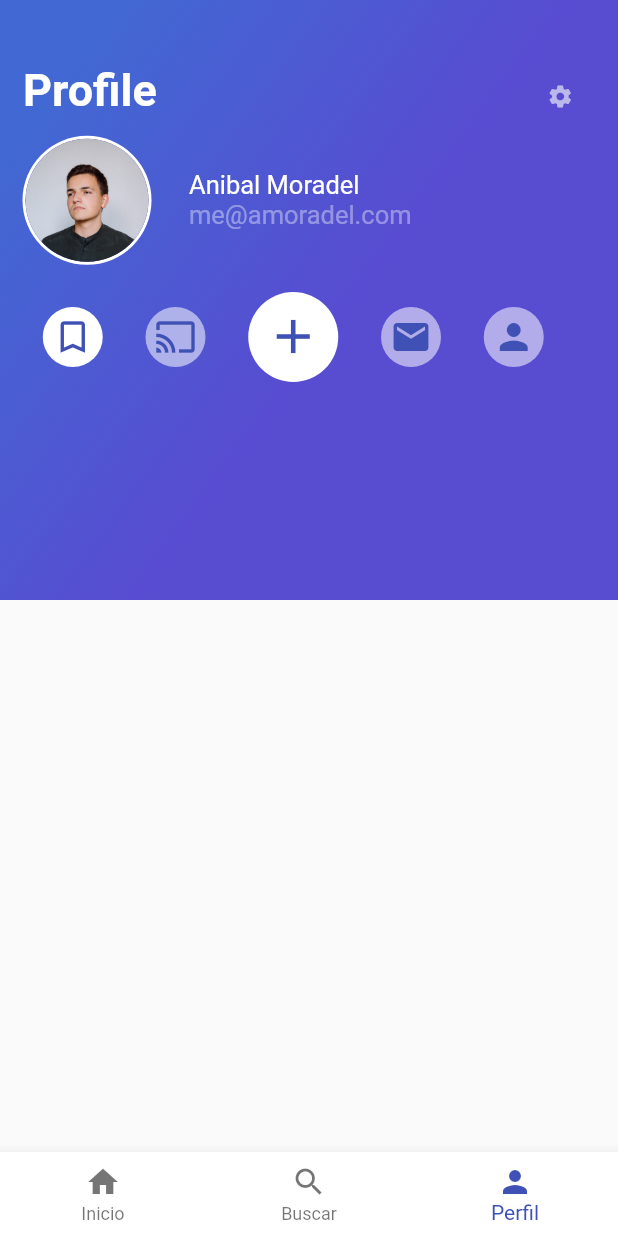
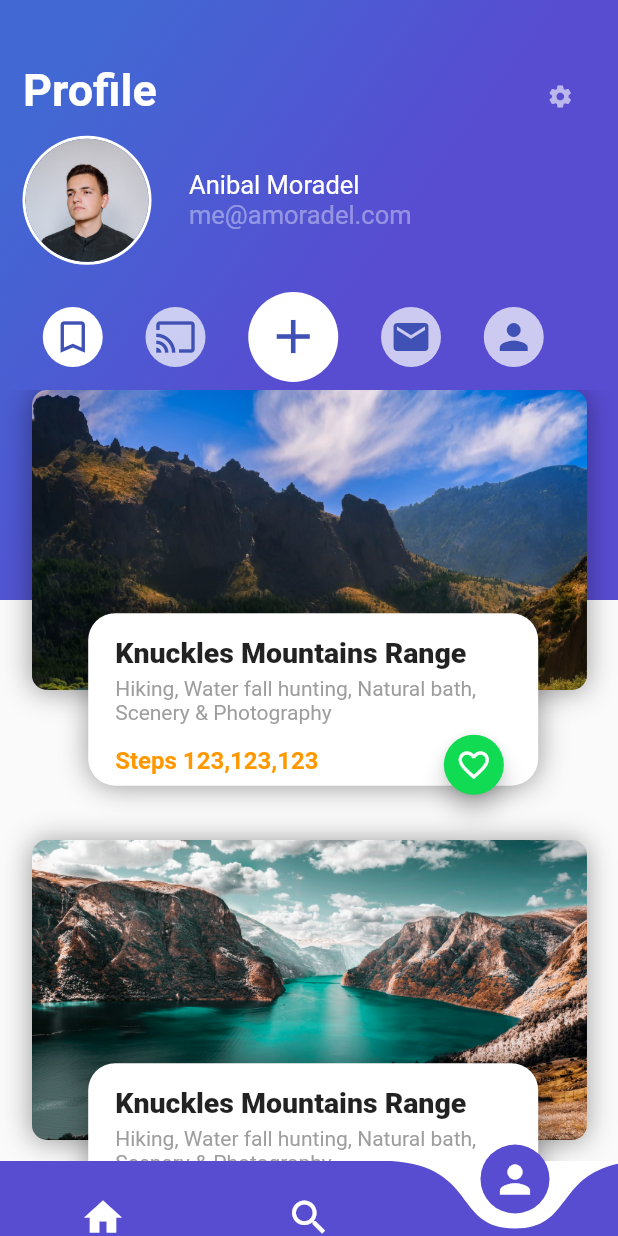
Before and after one commit to amoradel/platzi_trips_app, a Flutter app: the screen it shows after launch, item 3 of the bottom bar chosen, on a phone screen of 412 x 824 dp. Run offline on Flutter 3.47's test engine with Material 2 defaults, Android fonts, the phone set to English and light mode, and no system bars; drawn by our look-alikes of curved_navigation_bar; Roboto replaces fonts that are missing (Lato-Regular).

Commit message:
Profile and CurvedNavigationBar

```diff
--- a/lib/platzi_trips.dart
+++ b/lib/platzi_trips.dart
@@ -1,3 +1,4 @@
+import 'package:curved_navigation_bar/curved_navigation_bar.dart';
 import 'package:flutter/material.dart';
 import 'package:platzi_trips_app/home_trips/home_trips.dart';
 import 'package:platzi_trips_app/profile_trips/profile_trips.dart';
@@ -24,30 +25,58 @@ class _PlatziTripsState extends State<PlatziTrips> {
 
   @override
   Widget build(BuildContext context) {
+    // return Scaffold(
+    //   body: widgetsChildren[indexTap],
+    //   bottomNavigationBar: Theme(
+    //     data: Theme.of(context)
+    //         .copyWith(canvasColor: Colors.white, primaryColor: Colors.purple),
+    //     child: BottomNavigationBar(
+    //       onTap: onTapTapped,
+    //       currentIndex: indexTap,
+    //       items: [
+    //         BottomNavigationBarItem(
+    //           icon: Icon(Icons.home),
+    //           title: Text("Inicio"),
+    //         ),
+    //         BottomNavigationBarItem(
+    //           icon: Icon(Icons.search),
+    //           title: Text("Buscar"),
+    //         ),
+    //         BottomNavigationBarItem(
+    //           icon: Icon(Icons.person),
+    //           title: Text("Perfil"),
+    //         ),
+    //       ],
+    //     ),
+    //   ),
+    // );
+
     return Scaffold(
+      bottomNavigationBar: CurvedNavigationBar(
+        height: 50.0,
+        color: Color(0xFF584CD1),
+        backgroundColor: Colors.white,
+        onTap: onTapTapped,
+        animationDuration: Duration(milliseconds: 500),
+        items: <Widget>[
+          Icon(
+            Icons.home,
+            size: 30,
+            color: Colors.white,
+          ),
+          Icon(
+            Icons.search,
+            size: 30,
+            color: Colors.white,
+          ),
+          Icon(
+            Icons.person,
+            size: 30,
+            color: Colors.white,
+          ),
+        ],
+      ),
       body: widgetsChildren[indexTap],
-      bottomNavigationBar: Theme(
-        data: Theme.of(context)
-            .copyWith(canvasColor: Colors.white, primaryColor: Colors.purple),
-        child: BottomNavigationBar(
-          onTap: onTapTapped,
-          currentIndex: indexTap,
-          items: [
-            BottomNavigationBarItem(
-              icon: Icon(Icons.home),
-              title: Text("Inicio"),
-            ),
-            BottomNavigationBarItem(
-              icon: Icon(Icons.search),
-              title: Text("Buscar"),
-            ),
-            BottomNavigationBarItem(
-              icon: Icon(Icons.person),
-              title: Text("Perfil"),
-            ),
-          ],
-        ),
-      ),
     );
   }
 }
--- /dev/null
+++ b/lib/profile_trips/profile_card_image.dart
@@ -0,0 +1,46 @@
+import 'package:flutter/material.dart';
+import 'package:platzi_trips_app/profile_trips/profile_card_info.dart';
+import 'package:platzi_trips_app/views/floating_action_button_green.dart';
+
+class ProfileCardImage extends StatelessWidget {
+  String pathImage = 'assets/img/landscape1.jpg';
+
+  ProfileCardImage(this.pathImage);
+
+  @override
+  Widget build(BuildContext context) {
+    final card = Container(
+      height: 200.0,
+      width: 370.0,
+      margin: EdgeInsets.only(left: 15.0, right: 15),
+      decoration: BoxDecoration(
+        image: DecorationImage(
+          fit: BoxFit.cover,
+          image: AssetImage(pathImage),
+        ),
+        borderRadius: BorderRadius.all(
+          Radius.circular(10),
+        ),
+        shape: BoxShape.rectangle,
+        boxShadow: <BoxShadow>[
+          BoxShadow(
+            color: Colors.black38,
+            blurRadius: 15.0,
+            offset: Offset(0.0, 0.7),
+          )
+        ],
+      ),
+    );
+
+    return Container(
+      margin: EdgeInsets.only(bottom: 100.0),
+      child: Stack(
+        alignment: Alignment(0.05, 2.5),
+        children: <Widget>[
+          card,
+          ProfileCardInfo(),
+        ],
+      ),
+    );
+  }
+}
--- /dev/null
+++ b/lib/profile_trips/profile_card_info.dart
@@ -0,0 +1,79 @@
+import 'package:flutter/material.dart';
+import 'package:platzi_trips_app/views/floating_action_button_green.dart';
+
+class ProfileCardInfo extends StatelessWidget {
+  @override
+  Widget build(BuildContext context) {
+    final title = Container(
+      margin: EdgeInsets.only(left: 18.0, top: 15.0),
+      child: Text(
+        'Knuckles Mountains Range',
+        style: TextStyle(
+          fontWeight: FontWeight.w900,
+          fontSize: 19.0,
+          fontFamily: "Lato-Regular",
+        ),
+      ),
+    );
+
+    final description = Container(
+      margin: EdgeInsets.only(left: 18.0, top: 5.0),
+      child: Text(
+        'Hiking, Water fall hunting, Natural bath, Scenery & Photography',
+        style: TextStyle(
+          fontSize: 14.0,
+          fontFamily: 'Lato-Regular',
+          color: Colors.grey,
+        ),
+      ),
+    );
+
+    final steps = Container(
+      margin: EdgeInsets.only(left: 18.0, top: 15.0),
+      child: Text(
+        'Steps 123,123,123',
+        style: TextStyle(
+          fontWeight: FontWeight.bold,
+          fontSize: 16.0,
+          fontFamily: 'Lato-Regular',
+          color: Colors.orange,
+        ),
+      ),
+    );
+
+    final cont = Container(
+        // margin: EdgeInsets.only(top: 0.0, right: 49.0),
+        height: 115.0,
+        width: 300.0,
+        decoration: BoxDecoration(
+          color: Colors.white,
+          borderRadius: BorderRadius.all(
+            Radius.circular(18),
+          ),
+          shape: BoxShape.rectangle,
+          boxShadow: <BoxShadow>[
+            BoxShadow(
+              color: Colors.black38,
+              blurRadius: 15.0,
+              offset: Offset(0.0, 0.7),
+            )
+          ],
+        ),
+        child: Column(
+          crossAxisAlignment: CrossAxisAlignment.start,
+          children: <Widget>[
+            title,
+            description,
+            steps,
+          ],
+        ));
+
+    return Stack(
+      alignment: Alignment(0.85, 1.3),
+      children: <Widget>[
+        cont,
+        FloatingActionButtonGreen(),
+      ],
+    );
+  }
+}
--- /dev/null
+++ b/lib/profile_trips/profile_card_list.dart
@@ -0,0 +1,23 @@
+import 'package:flutter/material.dart';
+import 'package:platzi_trips_app/profile_trips/profile_card_image.dart';
+
+class ProfileCardList extends StatelessWidget {
+  @override
+  Widget build(BuildContext context) {
+    return Container(
+      margin: EdgeInsets.only(top: 260.0),
+      child: ListView(
+        // padding: EdgeInsets.all(25.0),
+        scrollDirection: Axis.vertical,
+        children: <Widget>[
+          ProfileCardImage('assets/img/landscape1.jpg'),
+          ProfileCardImage('assets/img/landscape2.jpg'),
+          ProfileCardImage('assets/img/landscape3.jpg'),
+          ProfileCardImage('assets/img/landscape4.jpg'),
+          ProfileCardImage('assets/img/landscape5.jpg'),
+          ProfileCardImage('assets/img/landscape6.jpg')
+        ],
+      ),
+    );
+  }
+}
--- a/lib/profile_trips/profile_header_appbar.dart
+++ b/lib/profile_trips/profile_header_appbar.dart
@@ -31,7 +31,7 @@ class ProfileHeaderAppbar extends StatelessWidget {
         GradientBack('Profile', 400.0, [-0.905, -0.765]),
         settingsIcon,
         ProfileUserInfo(),
-        ProfileRowButtons()
+        ProfileRowButtons(),
       ],
     );
   }
--- a/lib/profile_trips/profile_row_buttons.dart
+++ b/lib/profile_trips/profile_row_buttons.dart
@@ -12,7 +12,7 @@ class ProfileRowButtons extends StatelessWidget {
         onTap: () {
           Scaffold.of(context).showSnackBar(
             SnackBar(
-              content: Text("Agregar"),
+              content: Text("Guardados"),
             ),
           );
         },
@@ -36,14 +36,14 @@ class ProfileRowButtons extends StatelessWidget {
         onTap: () {
           Scaffold.of(context).showSnackBar(
             SnackBar(
-              content: Text("Agregar"),
+              content: Text("Compartir"),
             ),
           );
         },
         child: Container(
           child: CircleAvatar(
             radius: 20,
-            backgroundColor: Colors.white54,
+            backgroundColor: Colors.white70,
             child: Icon(
               Icons.cast,
               color: Colors.indigo,
@@ -84,14 +84,14 @@ class ProfileRowButtons extends StatelessWidget {
         onTap: () {
           Scaffold.of(context).showSnackBar(
             SnackBar(
-              content: Text("Agregar"),
+              content: Text("Correo"),
             ),
           );
         },
         child: Container(
           child: CircleAvatar(
             radius: 20,
-            backgroundColor: Colors.white54,
+            backgroundColor: Colors.white70,
             child: Icon(
               Icons.email,
               color: Colors.indigo,
@@ -108,14 +108,14 @@ class ProfileRowButtons extends StatelessWidget {
         onTap: () {
           Scaffold.of(context).showSnackBar(
             SnackBar(
-              content: Text("Agregar"),
+              content: Text("Perfil"),
             ),
           );
         },
         child: Container(
           child: CircleAvatar(
             radius: 20,
-            backgroundColor: Colors.white54,
+            backgroundColor: Colors.white70,
             child: Icon(
               Icons.person,
               color: Colors.indigo,
--- a/lib/profile_trips/profile_trips.dart
+++ b/lib/profile_trips/profile_trips.dart
@@ -1,4 +1,6 @@
 import 'package:flutter/material.dart';
+import 'package:platzi_trips_app/profile_trips/profile_card_image.dart';
+import 'package:platzi_trips_app/profile_trips/profile_card_list.dart';
 import 'package:platzi_trips_app/profile_trips/profile_header_appbar.dart';
 
 class ProfileTrips extends StatelessWidget {
@@ -7,6 +9,8 @@ class ProfileTrips extends StatelessWidget {
     return Stack(
       children: <Widget>[
         ProfileHeaderAppbar(),
+        ProfileCardList()
+        // ProfileCardImage('assets/img/landscape1.jpg'),
       ],
     );
   }
--- a/lib/search_trips.dart
+++ b/lib/search_trips.dart
@@ -4,7 +4,7 @@ class SearchTrips extends StatelessWidget {
   @override
   Widget build(BuildContext context) {
     return Container(
-      color: Colors.cyan,
+      color: Colors.indigo,
     );
   }
 }
--- a/lib/views/gradient_back.dart
+++ b/lib/views/gradient_back.dart
@@ -25,7 +25,10 @@ class GradientBack extends StatelessWidget {
       height: heightGradient,
       decoration: BoxDecoration(
           gradient: LinearGradient(
-              colors: [Color(0xFF4268D3), Color(0xFF584CD1)],
+              colors: [
+                Color(0xFF4268D3),
+                Color(0xFF584CD1),
+              ],
               begin: FractionalOffset(0.2, 0.0),
               end: FractionalOffset(1.0, 0.6),
               stops: [0.0, 0.6],
--- a/pubspec.yaml
+++ b/pubspec.yaml
@@ -27,6 +27,7 @@ dependencies:
   # The following adds the Cupertino Icons font to your application.
   # Use with the CupertinoIcons class for iOS style icons.
   cupertino_icons: ^0.1.3
+  curved_navigation_bar: ^0.3.3
 
 dev_dependencies:
   flutter_test:
```
Also changed, not shown: pubspec.lock.
